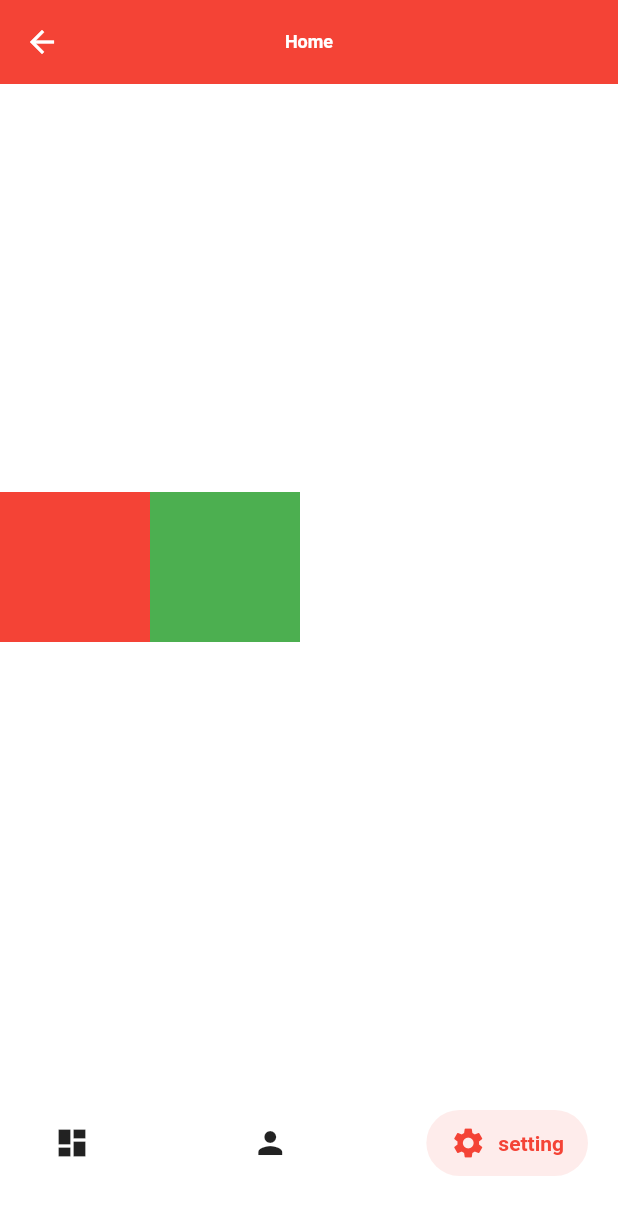
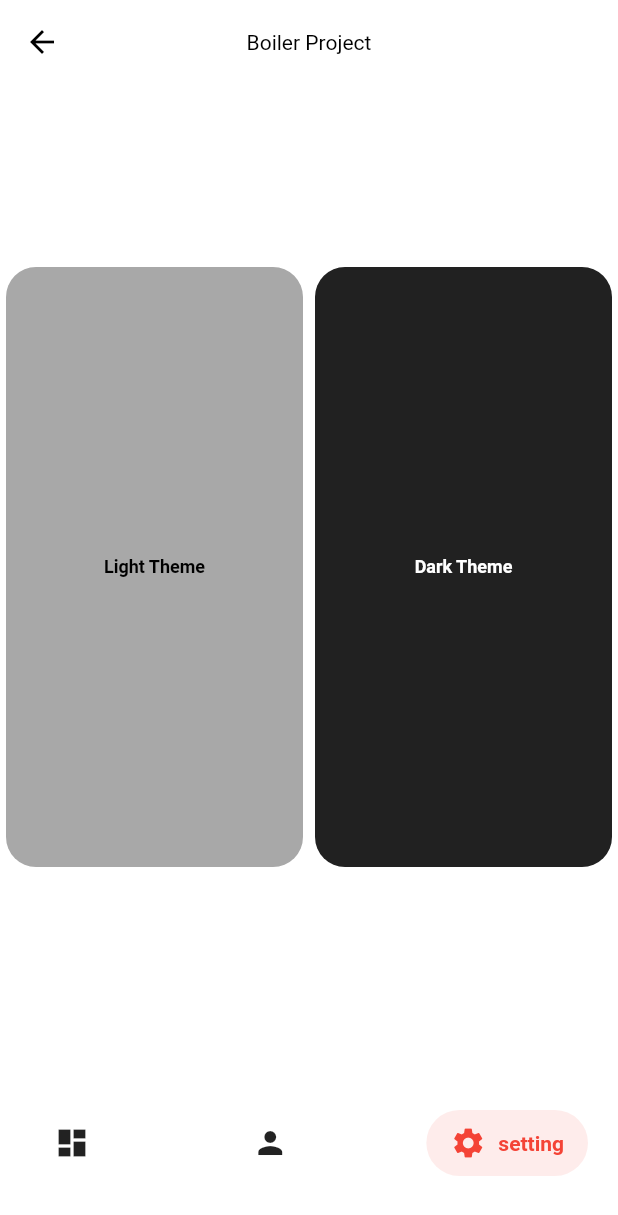
Before and after one commit to ArjunDahal864/flutter-boilerplate, a Flutter app: the ThemePage screen opened by its route, on a phone screen of 412 x 824 dp. Shown: the top 1215 px of the screen. Run offline on Flutter 3.47's test engine with Material 2 defaults, Android fonts, the phone set to English and light mode, and no system bars; drawn by our look-alikes of salomon_bottom_bar; our stand-ins replace audioplayers, auto_route, battery_plus, bloc, connectivity_plus, dartz and 12 more; accounts and stored records are empty.

Commit message:
fixed typo improved ui

```diff
--- a/lib/core/utils/theme.dart
+++ b/lib/core/utils/theme.dart
@@ -5,11 +5,13 @@ class AppThemes {
   static ThemeData lightTheme = ThemeData(
     primaryColor: Colors.red,
     brightness: Brightness.light,
-    backgroundColor: Colors.red,
+    backgroundColor: Colors.white,
     scaffoldBackgroundColor: Colors.white,
     appBarTheme: const AppBarTheme(
-      color: Colors.red,
+      color: Colors.white,
       elevation: 0,
+      titleTextStyle: TextStyle(color: Colors.black),
+      iconTheme: IconThemeData(color: Colors.black),
     ),
     textTheme: const TextTheme(
       headline1: TextStyle(
--- a/lib/features/home/presentation/pages/home_page.dart
+++ b/lib/features/home/presentation/pages/home_page.dart
@@ -12,9 +12,11 @@ class HomePage extends StatelessWidget {
   Widget build(BuildContext context) {
     return AutoTabsScaffold(
       appBarBuilder: (_, tabsRouter) => AppBar(
-        title: const Text('Home'),
+        title: const Text("Boiler Project"),
+
         leading: const AutoBackButton(),
         centerTitle: true,
+
       ),
       routes: const [
         DashboardPageRouter(),
--- a/lib/features/locale/data/repositories/locale_repository_impl.dart
+++ b/lib/features/locale/data/repositories/locale_repository_impl.dart
@@ -8,7 +8,7 @@ import 'package:boiler/features/locale/domain/entities/locale.dart';
 import 'package:boiler/features/locale/domain/repositories/locale_repository.dart';
 import 'package:dartz/dartz.dart';
 
-class LocaleRepositoryImpl extends LocaleReposiotry {
+class LocaleRepositoryImpl extends LocaleRepository {
   final LocaleLocalDataSource localDataSource;
   final LocaleRemoteDataSource localeRemoteDataSource;
   final NetworkInfo networkInfo;
--- a/lib/features/locale/domain/repositories/locale_repository.dart
+++ b/lib/features/locale/domain/repositories/locale_repository.dart
@@ -2,7 +2,7 @@ import 'package:boiler/core/error/failure.dart';
 import 'package:boiler/features/locale/domain/entities/locale.dart';
 import 'package:dartz/dartz.dart';
 
-abstract class LocaleReposiotry {
+abstract class LocaleRepository {
   Future<Either<Failure, Locale>> getLocale(String userID);
   Future<Either<Failure, Locale>> setLocale(Locale locale);
 }
--- a/lib/features/locale/domain/usecases/get_locale.dart
+++ b/lib/features/locale/domain/usecases/get_locale.dart
@@ -5,10 +5,10 @@ import 'package:boiler/features/locale/domain/repositories/locale_repository.dar
 import 'package:dartz/dartz.dart';
 
 class GetLocale implements UseCase<Locale, String> {
-  final LocaleReposiotry reposiotry;
-  const GetLocale({required this.reposiotry});
+  final LocaleRepository repository;
+  const GetLocale({required this.repository});
   @override
   Future<Either<Failure, Locale>> call(String uid)async {
-    return reposiotry.getLocale(uid);
+    return repository.getLocale(uid);
   }
 }
--- a/lib/features/locale/domain/usecases/set_locale.dart
+++ b/lib/features/locale/domain/usecases/set_locale.dart
@@ -5,7 +5,7 @@ import 'package:boiler/features/locale/domain/repositories/locale_repository.dar
 import 'package:dartz/dartz.dart';
 
 class SetLocale implements UseCase<Locale,Locale>{
-  final LocaleReposiotry repository;
+  final LocaleRepository repository;
   const SetLocale({required this.repository});
   @override
   Future<Either<Failure, Locale>> call(Locale params) {
--- a/lib/features/onboarding/data/repositories/on_boarding_repository_impl.dart
+++ b/lib/features/onboarding/data/repositories/on_boarding_repository_impl.dart
@@ -40,7 +40,7 @@ class OnBoardingRepositoryImpl implements OnBoardingRepository {
           isOnBoardingComplete: true,
           userDeviceID: await deviceInfo.getDeviceID(),
         );
-        await remoteDataSource.saveOnBoardingData(onBoardingModel);
+        // await remoteDataSource.saveOnBoardingData(onBoardingModel);
         await localDataSource.setIsOnBoardingComplete(onBoardingModel);
 
         return Right(OnBoarding(
--- a/lib/features/profile/presentation/pages/profile_page.dart
+++ b/lib/features/profile/presentation/pages/profile_page.dart
@@ -1,3 +1,4 @@
+import 'package:boiler/generated/l10n.dart';
 import 'package:flutter/material.dart';
 
 class ProfilePage extends StatelessWidget {
@@ -9,7 +10,7 @@ class ProfilePage extends StatelessWidget {
       body: SafeArea(
         child: Container(
           alignment: Alignment.center,
-          child: const Text("Profile"),
+          child:  Text(S.of(context).profile),
         ),
       ),
     );
--- a/lib/features/theme/presentation/pages/theme_page.dart
+++ b/lib/features/theme/presentation/pages/theme_page.dart
@@ -1,6 +1,6 @@
 import 'package:boiler/core/utils/constants.dart';
-import 'package:boiler/features/onboarding/presentation/bloc/onboarding_bloc.dart';
 import 'package:boiler/features/theme/presentation/bloc/theme_bloc.dart';
+import 'package:boiler/generated/l10n.dart';
 import 'package:flutter/material.dart';
 import 'package:flutter_bloc/flutter_bloc.dart';
 
@@ -15,26 +15,42 @@ class ThemePage extends StatelessWidget {
         // add two containers on row
         child: Row(
           children: <Widget>[
-            InkWell(
+            Expanded(
+              child: InkWell(
                 onTap: () {
                   BlocProvider.of<ThemeBloc>(context)
                       .add(const ThemeChangeEvent(theme: kLightTheme));
                 },
                 child: Container(
-                color: Colors.red,
-                width: 100,
-                height: 100,
+                  height: 400,
+                  alignment: Alignment.center,
+                  margin: const EdgeInsets.all(4.0),
+                  padding: const EdgeInsets.all(18.0),
+                  decoration: BoxDecoration(
+                    color: Colors.grey.withOpacity(.9),
+                    borderRadius: BorderRadius.circular(20.0)
+                  ),
+                  child: Text(S.of(context).lightTheme,),
                 ),
               ),
-            InkWell(
+            ),
+            Expanded(
+              child: InkWell(
                 onTap: () {
                   BlocProvider.of<ThemeBloc>(context)
                       .add(const ThemeChangeEvent(theme: kDarkTheme));
                 },
                 child: Container(
-                color: Colors.green,
-                width: 100,
-                height: 100,
+                  margin: const EdgeInsets.all(4.0),
+                  padding: const EdgeInsets.all(18.0),
+                  alignment: Alignment.center,
+                  height: 400,
+                  decoration: BoxDecoration(
+                    color: Colors.grey.shade900,
+                    borderRadius: BorderRadius.circular(20.0)
+                  ),
+                  child: Text(S.of(context).darkTheme,style: const TextStyle(color: Colors.white),),
+                ),
               ),
             ),
           ],
--- a/lib/injector.dart
+++ b/lib/injector.dart
@@ -140,7 +140,7 @@ Future<void> setupLocator() async {
           remoteDataSource: locator<OnBoardingRemoteDataSource>(),
           networkInfo: locator<NetworkInfo>()));
 
-  locator.registerLazySingleton<LocaleReposiotry>(() => LocaleRepositoryImpl(
+  locator.registerLazySingleton<LocaleRepository>(() => LocaleRepositoryImpl(
       localDataSource: locator<LocaleLocalDataSource>(),
       localeRemoteDataSource: locator<LocaleRemoteDataSource>(),
       networkInfo: locator<NetworkInfo>()));
@@ -189,10 +189,10 @@ Future<void> setupLocator() async {
         repository: locator<LoginRepository>(),
       ));
   locator.registerLazySingleton(() => GetLocale(
-        reposiotry: locator<LocaleReposiotry>(),
+        repository: locator<LocaleRepository>(),
       ));
   locator.registerLazySingleton(() => SetLocale(
-        repository: locator<LocaleReposiotry>(),
+        repository: locator<LocaleRepository>(),
       ));
 
   locator.registerFactory(() => OnBoardingBloc(
--- a/lib/l10n/intl_en.arb
+++ b/lib/l10n/intl_en.arb
@@ -2,5 +2,9 @@
   "profile": "profile",
   "setting": "setting",
   "dashboard": "dashboard",
-  "welcome": "welcome"
+  "welcome": "welcome",
+  "theme": "theme",
+  "language": "language",
+  "darkTheme": "Dark Theme",
+  "lightTheme": "Light Theme"
 }
--- a/lib/l10n/intl_ne.arb
+++ b/lib/l10n/intl_ne.arb
@@ -2,5 +2,9 @@
   "profile": "प्रोफाइल",
   "setting": "सेटिङ",
   "dashboard": "ड्यासबोर्ड",
-  "welcome": "स्वागत छ"
+  "welcome": "स्वागत छ",
+  "theme": "विषयवस्तु",
+  "language": "भाषा",
+  "darkTheme": "गाढा विषयवस्तु",
+  "lightTheme": "हल्का विषयवस्तु"
 }
```
Also changed, not shown: lib/features/dashboard/presentation/pages/dashboard_page.dart (+3 -6 lines), lib/features/settings/presentation/pages/settings_page.dart (+13 -3 lines), lib/main.dart (+3 -20 lines), lib/generated/intl/messages_en.dart, lib/generated/intl/messages_ne.dart, lib/generated/l10n.dart. Lines whose indentation alone changed are shown as unchanged.
